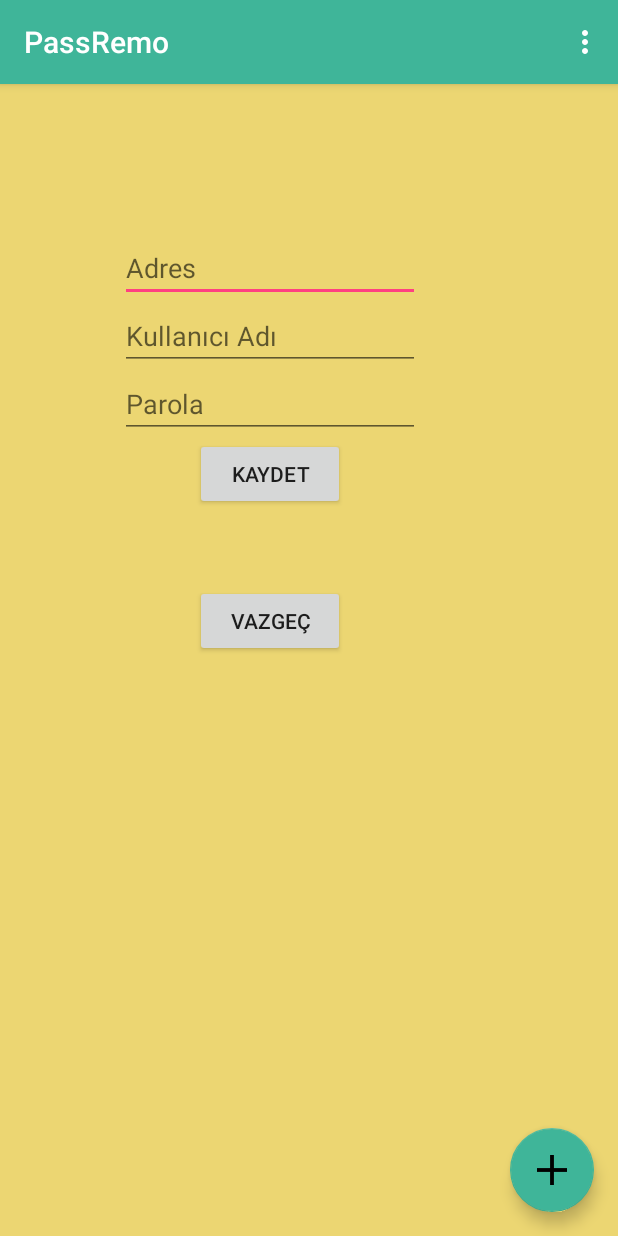
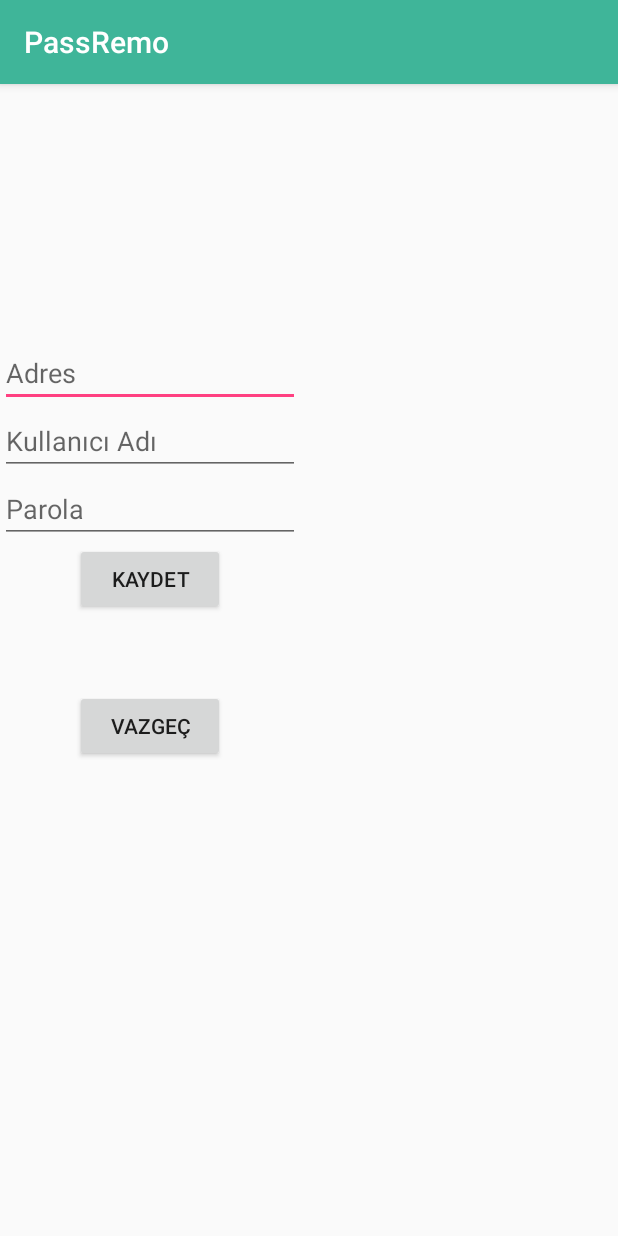
Before and after one commit to kablanfatih/PassRemo, an Android app: the UserActivity screen opened directly, with no data from a screen before it, after a tap on an icon or button, on a phone screen of 412 x 824 dp. Run offline under Robolectric (Android 15) with nearby library versions, the phone set to English and light mode, and no system bars; our stand-ins replace Firebase (no records; nobody signed in at launch, a user with empty details on screens opened directly).

Commit message:
Firebase email değişimi ve parola ekleme sayfası oluştuuldu

```diff
--- a/app/build.gradle
+++ b/app/build.gradle
@@ -25,6 +25,7 @@ dependencies {
     implementation fileTree(include: ['*.jar'], dir: 'libs')
     implementation 'com.google.firebase:firebase-core:16.0.6'
     implementation 'com.google.firebase:firebase-auth:16.1.0'
+    implementation 'com.google.firebase:firebase-database:16.0.6'
     implementation 'com.android.support:design:28.0.0'
     implementation 'com.android.support:support-vector-drawable:28.0.0'
     testImplementation 'junit:junit:4.12'
--- a/app/src/main/java/com/kablanfatih/passremo/AddPassToList.java
+++ b/app/src/main/java/com/kablanfatih/passremo/AddPassToList.java
@@ -1,13 +1,49 @@
 package com.kablanfatih.passremo;
 
+import android.content.Intent;
 import android.support.v7.app.AppCompatActivity;
 import android.os.Bundle;
+import android.util.Log;
+import android.view.View;
+import android.widget.Button;
+import android.widget.EditText;
 
 public class AddPassToList extends AppCompatActivity {
+
+    Button savePassword, backList;
+    EditText adress, username, password;
 
     @Override
     protected void onCreate(Bundle savedInstanceState) {
         super.onCreate(savedInstanceState);
         setContentView(R.layout.activity_add_pass_to_list);
+
+        init();
+
+        savePassword.setOnClickListener(new View.OnClickListener() {
+            @Override
+            public void onClick(View v) {
+                Log.i("BİLGİ",adress.getText().toString());
+                Log.i("BİLGİ", username.getText().toString());
+                Log.i("BİLGİ", password.getText().toString());
+            }
+        });
+
+        backList.setOnClickListener(new View.OnClickListener() {
+            @Override
+            public void onClick(View v) {
+                Intent intent = new Intent(AddPassToList.this,UserActivity.class);
+                startActivity(intent);
+             }
+        });
+    }
+
+    public void init() {
+
+        savePassword = (Button) findViewById(R.id.savepassword);
+        backList = (Button) findViewById(R.id.backlist);
+        adress = (EditText) findViewById(R.id.adress);
+        username = (EditText) findViewById(R.id.username);
+        password = (EditText) findViewById(R.id.password);
     }
 }
--- a/app/src/main/java/com/kablanfatih/passremo/SignUp.java
+++ b/app/src/main/java/com/kablanfatih/passremo/SignUp.java
@@ -38,8 +38,8 @@ public class SignUp extends AppCompatActivity {
 
                 if (!userName.isEmpty() && !pass.isEmpty()) {
                     signUp(userName, pass);
-                }
-                Toast.makeText(SignUp.this, "Lütfen Boşlukları Doldurunuz", Toast.LENGTH_SHORT).show();
+                } else
+                    Toast.makeText(SignUp.this, "Lütfen Boşlukları Doldurunuz", Toast.LENGTH_SHORT).show();
             }
         });
 
@@ -87,7 +87,6 @@ public class SignUp extends AppCompatActivity {
     }
 
 
-
     @Override
     public boolean onKeyDown(int keyCode, KeyEvent event) {
 
--- a/app/src/main/java/com/kablanfatih/passremo/UserActivity.java
+++ b/app/src/main/java/com/kablanfatih/passremo/UserActivity.java
@@ -13,9 +13,7 @@ import android.view.Menu;
 import android.view.MenuInflater;
 import android.view.MenuItem;
 import android.view.View;
-import android.widget.Button;
 import android.widget.LinearLayout;
-import android.widget.Toast;
 
 import com.google.firebase.auth.FirebaseAuth;
 import com.google.firebase.auth.FirebaseUser;
@@ -27,7 +25,6 @@ public class UserActivity extends AppCompatActivity {
     RecyclerView recyclerView;
     FloatingActionButton addButton;
     LinearLayout passwordInfo;
-    Button savePassword, backList;
 
     @Override
     protected void onCreate(Bundle savedInstanceState) {
@@ -53,8 +50,6 @@ public class UserActivity extends AppCompatActivity {
         addButton = (FloatingActionButton) findViewById(R.id.addButton);
         passwordInfo = (LinearLayout) findViewById(R.id.password_info);
         recyclerView = (RecyclerView) findViewById(R.id.recyclerview);
-        savePassword = (Button) findViewById(R.id.savepassword);
-        backList = (Button) findViewById(R.id.backlist);
     }
 
     public boolean onCreateOptionsMenu(Menu menu) {
@@ -136,28 +131,8 @@ public class UserActivity extends AppCompatActivity {
             @Override
             public void onClick(View v) {
 
-                recyclerView.setVisibility(View.INVISIBLE);
-                passwordInfo.setVisibility(View.VISIBLE);
-            }
-        });
-
-        savePassword.setOnClickListener(new View.OnClickListener() {
-            @Override
-            public void onClick(View v) {
-
-                passwordInfo.setVisibility(View.INVISIBLE);
-                recyclerView.setVisibility(View.VISIBLE);
-                Toast.makeText(getApplicationContext(), "Kaydedildi", Toast.LENGTH_LONG).show();
-
-            }
-        });
-
-        backList.setOnClickListener(new View.OnClickListener() {
-            @Override
-            public void onClick(View v) {
-
-                passwordInfo.setVisibility(View.INVISIBLE);
-                recyclerView.setVisibility(View.VISIBLE);
+                Intent intent = new Intent(UserActivity.this,AddPassToList.class);
+                startActivity(intent);
             }
         });
     }
--- a/app/src/main/res/layout/activity_add_pass_to_list.xml
+++ b/app/src/main/res/layout/activity_add_pass_to_list.xml
@@ -6,4 +6,48 @@
     android:layout_height="match_parent"
     tools:context=".AddPassToList">
 
+    <LinearLayout
+        android:id="@+id/password_info"
+        android:layout_width="0dp"
+        android:layout_height="wrap_content"
+        android:layout_marginTop="170dp"
+        android:orientation="vertical"
+        app:layout_constraintEnd_toEndOf="parent"
+        app:layout_constraintStart_toStartOf="parent"
+        app:layout_constraintTop_toTopOf="parent">
+
+        <EditText
+            android:id="@+id/adress"
+            android:layout_width="200dp"
+            android:layout_height="wrap_content"
+            android:hint="Adres" />
+
+        <EditText
+            android:id="@+id/username"
+            android:layout_width="200dp"
+            android:layout_height="wrap_content"
+            android:hint="Kullanıcı Adı" />
+
+        <EditText
+            android:id="@id/password"
+            android:layout_width="200dp"
+            android:layout_height="wrap_content"
+            android:hint="Parola" />
+
+        <Button
+            android:id="@+id/savepassword"
+            android:layout_width="100dp"
+            android:layout_height="wrap_content"
+            android:layout_marginLeft="50dp"
+            android:text="Kaydet" />
+
+        <Button
+            android:id="@+id/backlist"
+            android:layout_width="100dp"
+            android:layout_height="wrap_content"
+            android:layout_marginLeft="50dp"
+            android:layout_marginTop="50dp"
+            android:text="Vazgeç" />
+    </LinearLayout>
+
 </android.support.constraint.ConstraintLayout>
--- a/app/src/main/res/layout/activity_user.xml
+++ b/app/src/main/res/layout/activity_user.xml
@@ -17,48 +17,7 @@
         app:layout_constraintStart_toStartOf="parent"
         app:layout_constraintTop_toTopOf="parent" />
 
-    <LinearLayout
-        android:id="@+id/password_info"
-        android:layout_width="match_parent"
-        android:layout_height="match_parent"
-        android:orientation="vertical"
-        android:visibility="invisible"
-        android:layout_marginTop="100dp"
-        android:layout_marginLeft="80dp"
-        android:layout_marginRight="70dp">
 
-        <EditText
-            android:id="@+id/adress"
-            android:layout_width="200dp"
-            android:layout_height="wrap_content"
-            android:hint="Adres"/>
-
-        <EditText
-            android:id="@+id/username"
-            android:layout_width="200dp"
-            android:layout_height="wrap_content"
-            android:hint="Kullanıcı Adı" />
-
-        <EditText
-            android:id="@id/password"
-            android:layout_width="200dp"
-            android:layout_height="wrap_content"
-            android:hint="Parola" />
-
-        <Button
-            android:id="@+id/savepassword"
-            android:layout_width="100dp"
-            android:layout_height="wrap_content"
-            android:text="Kaydet"
-            android:layout_marginLeft="50dp"/>
-        <Button
-            android:id="@+id/backlist"
-            android:layout_width="100dp"
-            android:layout_height="wrap_content"
-            android:text="Vazgeç"
-            android:layout_marginLeft="50dp"
-            android:layout_marginTop="50dp"/>
-    </LinearLayout>
 
     <android.support.design.widget.FloatingActionButton
         android:id="@+id/addButton"
--- a/build.gradle
+++ b/build.gradle
@@ -8,7 +8,7 @@ buildscript {
     }
     dependencies {
         classpath 'com.android.tools.build:gradle:3.2.0'
-        classpath 'com.google.gms:google-services:4.0.1'
+        classpath 'com.google.gms:google-services:4.1.0'
 
         // NOTE: Do not place your application dependencies here; they belong
         // in the individual module build.gradle files
```
Also changed, not shown: 1 other file.
